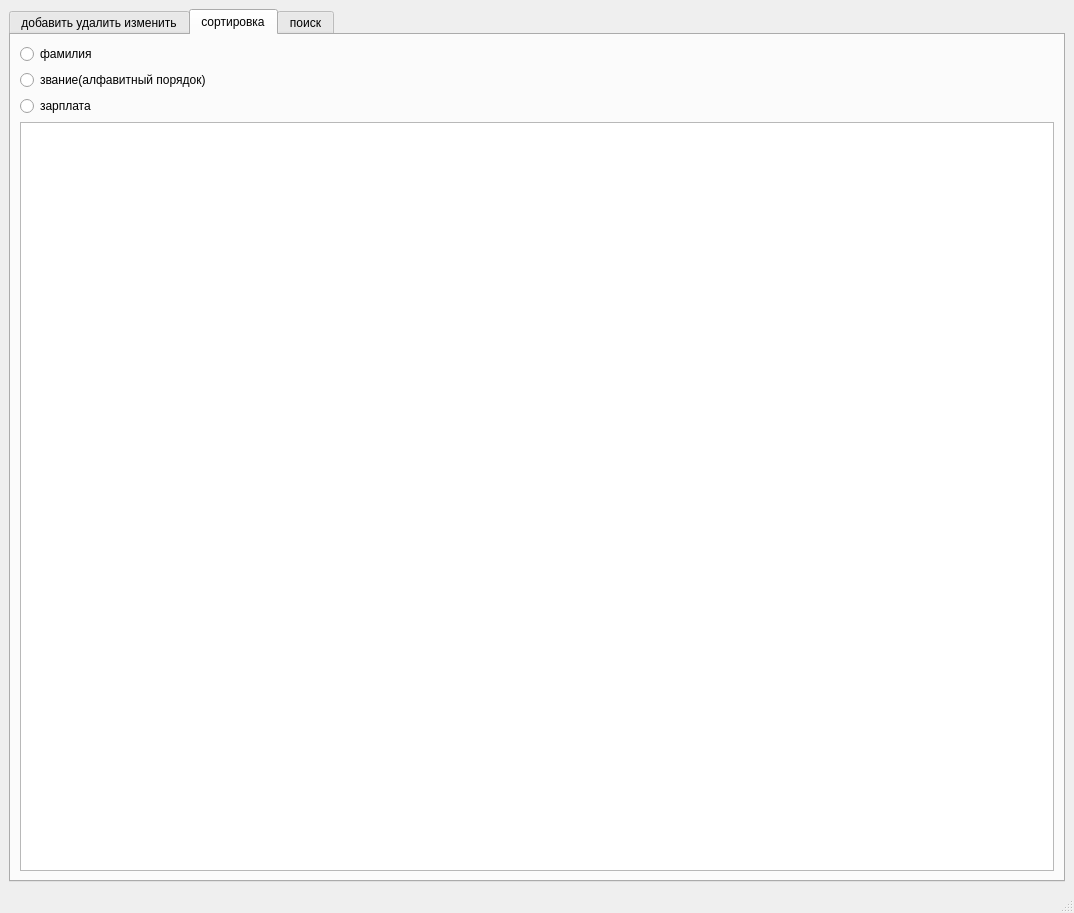
RefcharpN/pyqt_sqllite_database, file ui/main.ui: the form before one commit.
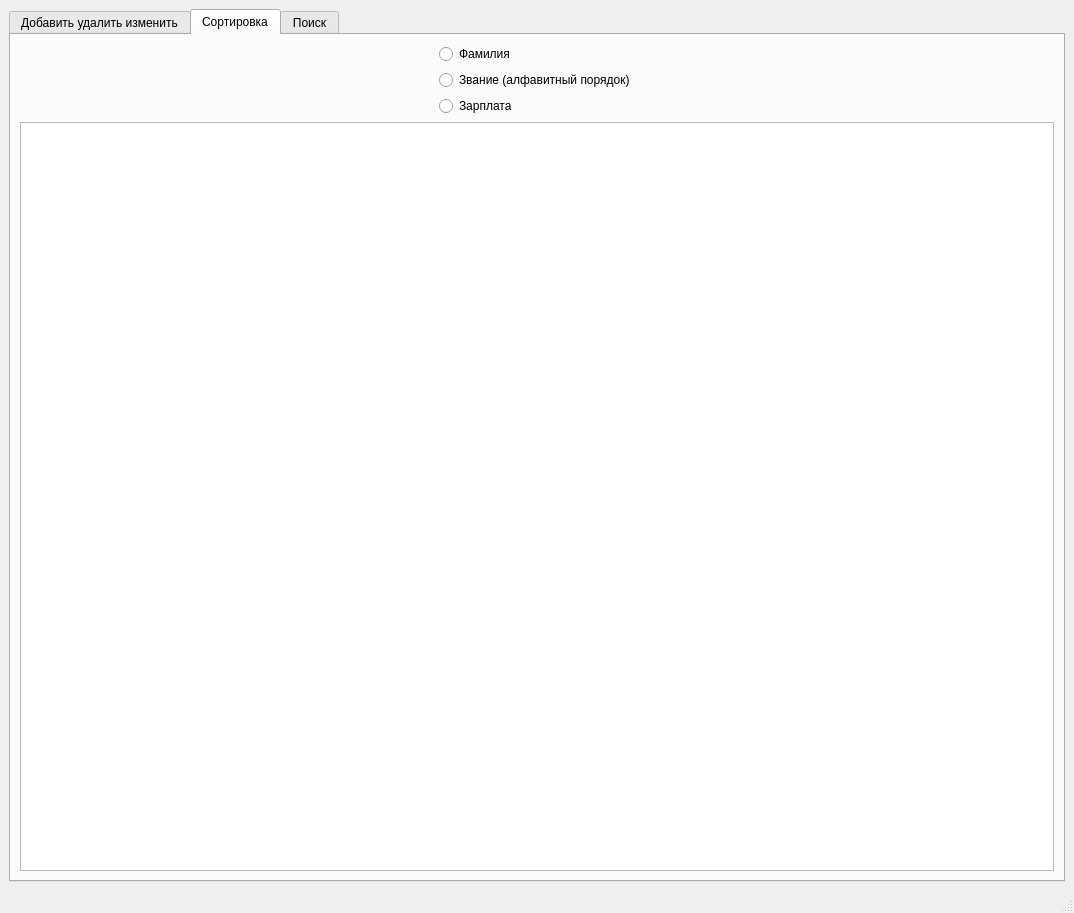
The form after the commit. The open tabs and pages were chosen to show the change.

```diff
--- a/ui/main.ui
+++ b/ui/main.ui
@@ -22,7 +22,7 @@
       </property>
       <widget class="QWidget" name="tab">
        <attribute name="title">
-        <string>добавить удалить изменить</string>
+        <string>Добавить удалить изменить</string>
        </attribute>
        <layout class="QVBoxLayout" name="verticalLayout_3">
         <item>
@@ -160,31 +160,61 @@
       </widget>
       <widget class="QWidget" name="tab_2">
        <attribute name="title">
-        <string>сортировка</string>
+        <string>Сортировка</string>
        </attribute>
        <layout class="QVBoxLayout" name="verticalLayout_6">
         <item>
-         <layout class="QVBoxLayout" name="verticalLayout_5">
+         <layout class="QHBoxLayout" name="horizontalLayout_7">
           <item>
-           <widget class="QRadioButton" name="radioButton">
-            <property name="text">
-             <string>фамилия</string>
+           <spacer name="horizontalSpacer_3">
+            <property name="orientation">
+             <enum>Qt::Horizontal</enum>
             </property>
-           </widget>
+            <property name="sizeHint" stdset="0">
+             <size>
+              <width>40</width>
+              <height>20</height>
+             </size>
+            </property>
+           </spacer>
           </item>
           <item>
-           <widget class="QRadioButton" name="radioButton_2">
-            <property name="text">
-             <string>звание(алфавитный порядок)</string>
-            </property>
-           </widget>
+           <layout class="QVBoxLayout" name="verticalLayout_5">
+            <item>
+             <widget class="QRadioButton" name="radioButton">
+              <property name="text">
+               <string>Фамилия</string>
+              </property>
+             </widget>
+            </item>
+            <item>
+             <widget class="QRadioButton" name="radioButton_2">
+              <property name="text">
+               <string>Звание (алфавитный порядок)</string>
+              </property>
+             </widget>
+            </item>
+            <item>
+             <widget class="QRadioButton" name="radioButton_3">
+              <property name="text">
+               <string>Зарплата</string>
+              </property>
+             </widget>
+            </item>
+           </layout>
           </item>
           <item>
-           <widget class="QRadioButton" name="radioButton_3">
-            <property name="text">
-             <string>зарплата</string>
+           <spacer name="horizontalSpacer_4">
+            <property name="orientation">
+             <enum>Qt::Horizontal</enum>
             </property>
-           </widget>
+            <property name="sizeHint" stdset="0">
+             <size>
+              <width>40</width>
+              <height>20</height>
+             </size>
+            </property>
+           </spacer>
           </item>
          </layout>
         </item>
@@ -195,7 +225,7 @@
       </widget>
       <widget class="QWidget" name="tab_3">
        <attribute name="title">
-        <string>поиск</string>
+        <string>Поиск</string>
        </attribute>
        <layout class="QVBoxLayout" name="verticalLayout_4">
         <item>
```
Left out of the diff: 87 changed lines with no effect on the pictures.
